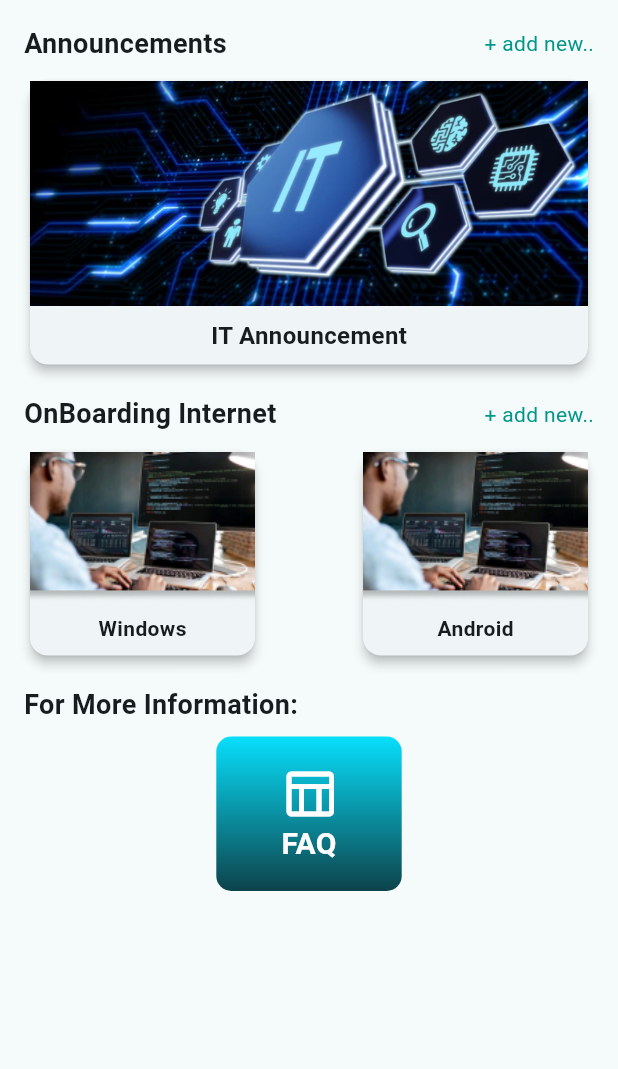
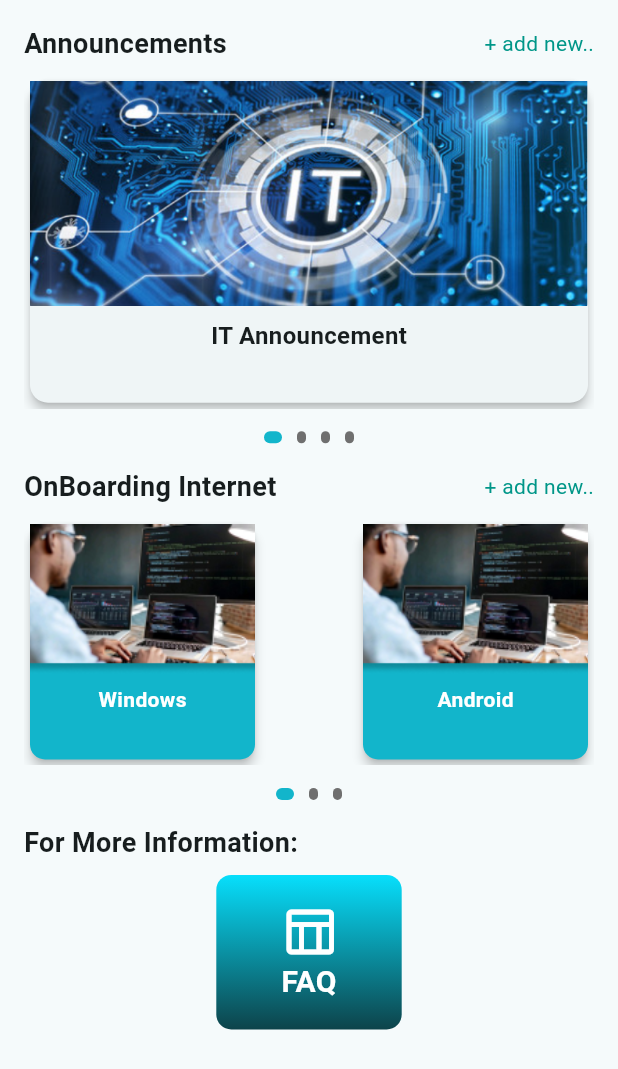
Before and after one commit to AsmaaJAH/Fullstack-Dashboard-using-React-ASP.NET-Microsoft-SQL, a Flutter app: the InfoScreen screen opened directly, on a phone screen of 412 x 824 dp. Shown: the top 1069 px of the screen. Run offline on Flutter 3.47's test engine with Material 3 defaults, Android fonts, the phone set to English and light mode, and no system bars; drawn by our look-alikes of carousel_slider, smooth_page_indicator; our stand-ins replace easy_localization, flutter_svg, persistent_bottom_nav_bar, shared_preferences, transparent_image; accounts and stored records are empty; Roboto replaces fonts that are missing (Montserrat); project files that could hold a hidden picture were left out.

Commit message:
finishing the info page

```diff
--- a/mobile_ui/zcportal/lib/constants/app_images_paths/app_images_assets.dart
+++ b/mobile_ui/zcportal/lib/constants/app_images_paths/app_images_assets.dart
@@ -8,6 +8,7 @@ class AppImagesAssets {
   static const String whiteLogo = '$imagesAssets/white_logo.png';
   static const String cyanLogo = '$imagesAssets/cyan_logo.jpg';
   static const String it = '$imagesAssets/IT.PNG';
+  static const String itSupport = '$imagesAssets/it_support.png';
   static const String zewail = '$imagesAssets/zewail.PNG';
   static const String icon = '$imagesAssets/favicon.ico';
   static const String cardBackground = '$imagesAssets/card.png';
--- a/mobile_ui/zcportal/lib/presentation_layer/screens/info_screen.dart
+++ b/mobile_ui/zcportal/lib/presentation_layer/screens/info_screen.dart
@@ -5,8 +5,9 @@ import 'package:zcportal/constants/app_images_paths/app_images_assets.dart';
 import 'package:zcportal/constants/app_screen_dimensions.dart';
 import 'package:zcportal/presentation_layer/widgets/custom_localized_text_widget.dart';
 import 'package:zcportal/presentation_layer/widgets/inside_app_widgets/announcement_card.dart';
-import 'package:zcportal/presentation_layer/widgets/inside_app_widgets/onboarding_card.dart';
 import 'package:zcportal/presentation_layer/widgets/inside_app_widgets/section_header.dart';
+import 'package:zcportal/presentation_layer/widgets/inside_app_widgets/single_onboarding_row.dart';
+import 'package:zcportal/presentation_layer/widgets/slider_with_indicator.dart';
 
 class InfoScreen extends StatelessWidget {
   const InfoScreen({Key? key}) : super(key: key);
@@ -27,10 +28,27 @@ class InfoScreen extends StatelessWidget {
               },
             ),
             const SizedBox(height: 8.0),
-            AnnouncementCard(
-              imagePath: AppImagesAssets.it,
-              title: 'IT Announcement',
+            const SliderWithIndicator(
+              items: [
+                AnnouncementCard(
+                  imagePath: AppImagesAssets.itSupport,
+                  title: 'IT Announcement',
+                ),
+                AnnouncementCard(
+                  imagePath: AppImagesAssets.it,
+                  title: 'IT Event',
+                ),
+                AnnouncementCard(
+                  imagePath: AppImagesAssets.zewail,
+                  title: 'HR Bazaar',
+                ),
+                AnnouncementCard(
+                  imagePath: AppImagesAssets.cyanLogo,
+                  title: 'Quick Announcement',
+                ),
+              ],
             ),
+
             const SizedBox(height: 16.0),
 
             // OnBoarding Internet Section
@@ -41,19 +59,31 @@ class InfoScreen extends StatelessWidget {
               },
             ),
             const SizedBox(height: 8.0),
-            const Row(
-              mainAxisAlignment: MainAxisAlignment.spaceBetween,
-              children: [
-                OnboardingCard(
-                  imagePath: AppImagesAssets.onboardingInternetCard,
-                  title: 'Windows',
+            const SliderWithIndicator(
+              isSmallCard: true,
+              items:[
+                SingleOnboardingRow(
+                  imagePath1: AppImagesAssets.onboardingInternetCard,
+                  title1: 'Windows',
+                  imagePath2: AppImagesAssets.onboardingInternetCard,
+                  title2: 'Android',
                 ),
-                OnboardingCard(
-                  imagePath: AppImagesAssets.onboardingInternetCard,
-                  title: 'Android',
+                SingleOnboardingRow(
+                  imagePath1: AppImagesAssets.onboardingInternetCard,
+                  title1: 'Mac',
+                  imagePath2: AppImagesAssets.onboardingInternetCard,
+                  title2: 'iPhone',
                 ),
+                SingleOnboardingRow(
+                  imagePath1: AppImagesAssets.onboardingInternetCard,
+                  title1: 'Troubleshooting',
+                  imagePath2: AppImagesAssets.onboardingInternetCard,
+                  title2: 'Others'
+                ),
+
               ],
             ),
+
             const SizedBox(height: 16.0),
 
             // FAQ Section
--- a/mobile_ui/zcportal/lib/presentation_layer/widgets/inside_app_widgets/onboarding_card.dart
+++ b/mobile_ui/zcportal/lib/presentation_layer/widgets/inside_app_widgets/onboarding_card.dart
@@ -1,5 +1,7 @@
-
 import 'package:flutter/material.dart';
+import 'package:zcportal/constants/app_colors.dart';
+import 'package:zcportal/constants/app_enum.dart';
+import 'package:zcportal/presentation_layer/widgets/custom_localized_text_widget.dart';
 
 class OnboardingCard extends StatelessWidget {
   final String imagePath;
@@ -14,6 +16,10 @@ class OnboardingCard extends StatelessWidget {
   @override
   Widget build(BuildContext context) {
     return Card(
+      color: AppColors.primary,
+      shape: RoundedRectangleBorder(
+        borderRadius: BorderRadius.circular(10),
+      ),
       elevation: 3,
       child: SizedBox(
         width: 150,
@@ -27,12 +33,11 @@ class OnboardingCard extends StatelessWidget {
             ),
             Padding(
               padding: const EdgeInsets.all(8.0),
-              child: Text(
-                title,
-                style: const TextStyle(
-                  fontSize: 14,
-                  fontWeight: FontWeight.bold,
-                ),
+              child: CustomLocalizedTextWidget(
+                stringKey: title,
+                color: AppColors.white,
+                fontSize: 14,
+                fontWeight: CustomTextWeight.boldFont,
               ),
             ),
           ],
--- /dev/null
+++ b/mobile_ui/zcportal/lib/presentation_layer/widgets/inside_app_widgets/single_onboarding_row.dart
@@ -0,0 +1,33 @@
+import 'package:flutter/material.dart';
+import 'package:zcportal/presentation_layer/widgets/inside_app_widgets/onboarding_card.dart';
+
+class SingleOnboardingRow extends StatelessWidget {
+  final String imagePath1;
+  final String title1;
+  final String imagePath2;
+  final String title2;
+  const SingleOnboardingRow({
+    Key? key,
+    required this.imagePath1,
+    required this.title1,
+    required this.imagePath2,
+    required this.title2,
+  }) : super(key: key);
+
+  @override
+  Widget build(BuildContext context) {
+    return Row(
+      mainAxisAlignment: MainAxisAlignment.spaceBetween,
+      children: [
+        OnboardingCard(
+          imagePath: imagePath1,
+          title: title1,
+        ),
+        OnboardingCard(
+          imagePath: imagePath2,
+          title: title2,
+        ),
+      ],
+    );
+  }
+}
--- a/mobile_ui/zcportal/lib/presentation_layer/widgets/slider_with_indicator.dart
+++ b/mobile_ui/zcportal/lib/presentation_layer/widgets/slider_with_indicator.dart
@@ -4,12 +4,26 @@ import 'package:provider/provider.dart';
 import 'package:smooth_page_indicator/smooth_page_indicator.dart';
 import 'package:transparent_image/transparent_image.dart';
 import 'package:zcportal/constants/app_colors.dart';
+import 'package:zcportal/constants/app_images_paths/app_images_assets.dart';
 import 'package:zcportal/constants/app_screen_dimensions.dart';
 import 'package:zcportal/data_layer/providers/widgets_providers/slider_with_indicator_provider.dart';
 
+const mediaList = [
+  AppImagesAssets.zewail,
+  AppImagesAssets.cyanLogo,
+  AppImagesAssets.it,
+  AppImagesAssets.whiteLogo,
+];
+
 class SliderWithIndicator extends StatefulWidget {
-  const SliderWithIndicator({super.key, required this.mediaItems});
+  const SliderWithIndicator(
+      {super.key,
+      this.mediaItems = mediaList,
+      this.items,
+      this.isSmallCard = false});
   final List mediaItems;
+  final List<Widget>? items;
+  final bool isSmallCard;
 
   @override
   State<SliderWithIndicator> createState() => _SliderWithIndicatorState();
@@ -40,16 +54,22 @@ class _SliderWithIndicatorState extends State<SliderWithIndicator> {
             autoPlayCurve: Curves.fastOutSlowIn,
             scrollDirection: Axis.horizontal,
             autoPlay: true,
-            height: kScreenHeight * 0.4,
+            height: widget.items == null
+                ? kScreenHeight * 0.4
+                : widget.isSmallCard
+                    ? kScreenHeight * 0.2
+                    : kScreenHeight * 0.27,
             onPageChanged: (index, reason) {
               readProvider.updateCurrentActiveIndex(index);
               //just to make sure
-              if (index == widget.mediaItems.length) {
+              if (index == widget.mediaItems.length ||
+                  (widget.items != null && index == widget.items!.length)) {
                 readProvider.updateCurrentActiveIndex(0);
               }
             },
           ),
-          items: widget.mediaItems.map((imageURL) {
+          items: widget.items ??
+              widget.mediaItems.map((imageURL) {
                 return Builder(
                   builder: (BuildContext context) {
                     return Container(
@@ -81,7 +101,9 @@ class _SliderWithIndicatorState extends State<SliderWithIndicator> {
               // }
               return AnimatedSmoothIndicator(
                 activeIndex: currentActiveIndex,
-                count: widget.mediaItems.length,
+                count: widget.items == null
+                    ? widget.mediaItems.length
+                    : widget.items!.length,
                 effect: CustomizableEffect(
                   activeDotDecoration: DotDecoration(
                     width: 12,
```
Also changed, not shown: mobile_ui/zcportal/assets/images/2.0x/it_support.png (added), mobile_ui/zcportal/assets/images/3.0x/it_support.png (added), mobile_ui/zcportal/assets/images/it_support.png (added). Lines whose indentation alone changed are shown as unchanged.
